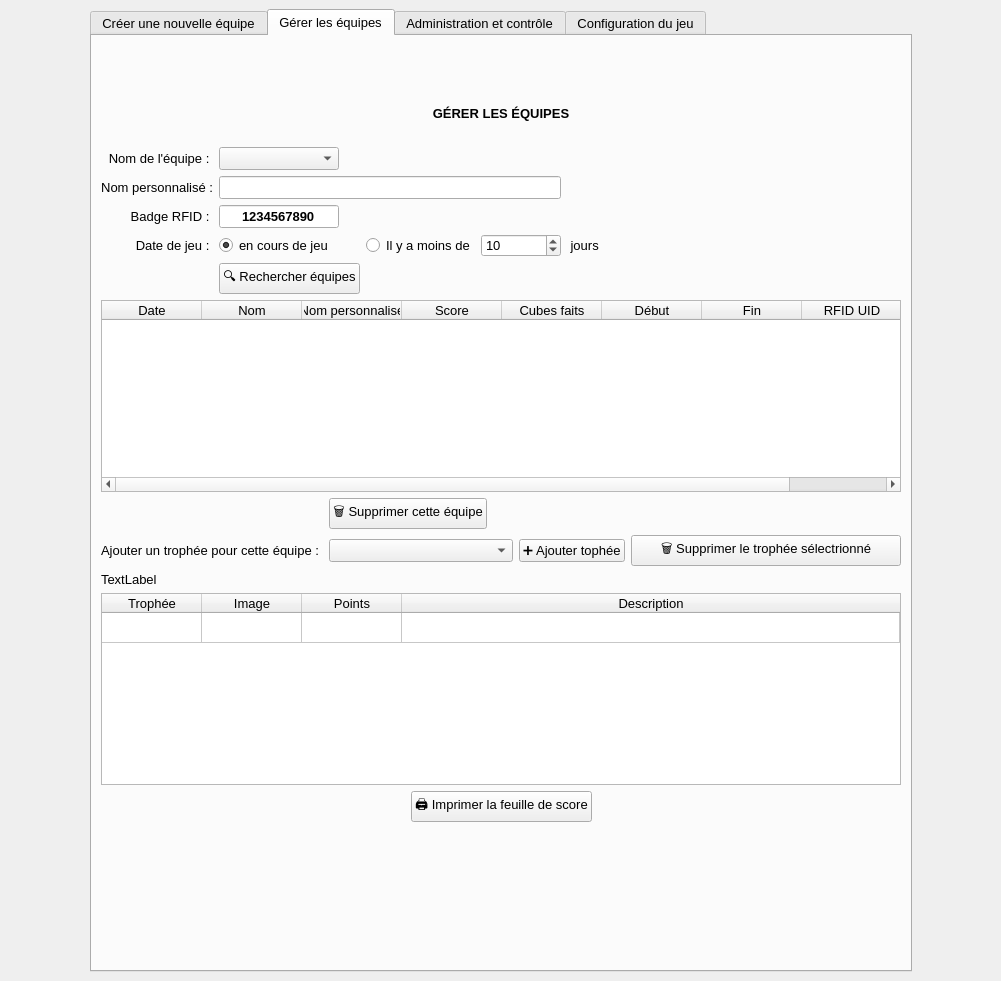
This is thecubeivazio/cubegui/cubegui.ui in jwav/thecube-ivazio as Qt 5 draws it before an edit. The edited form follows.
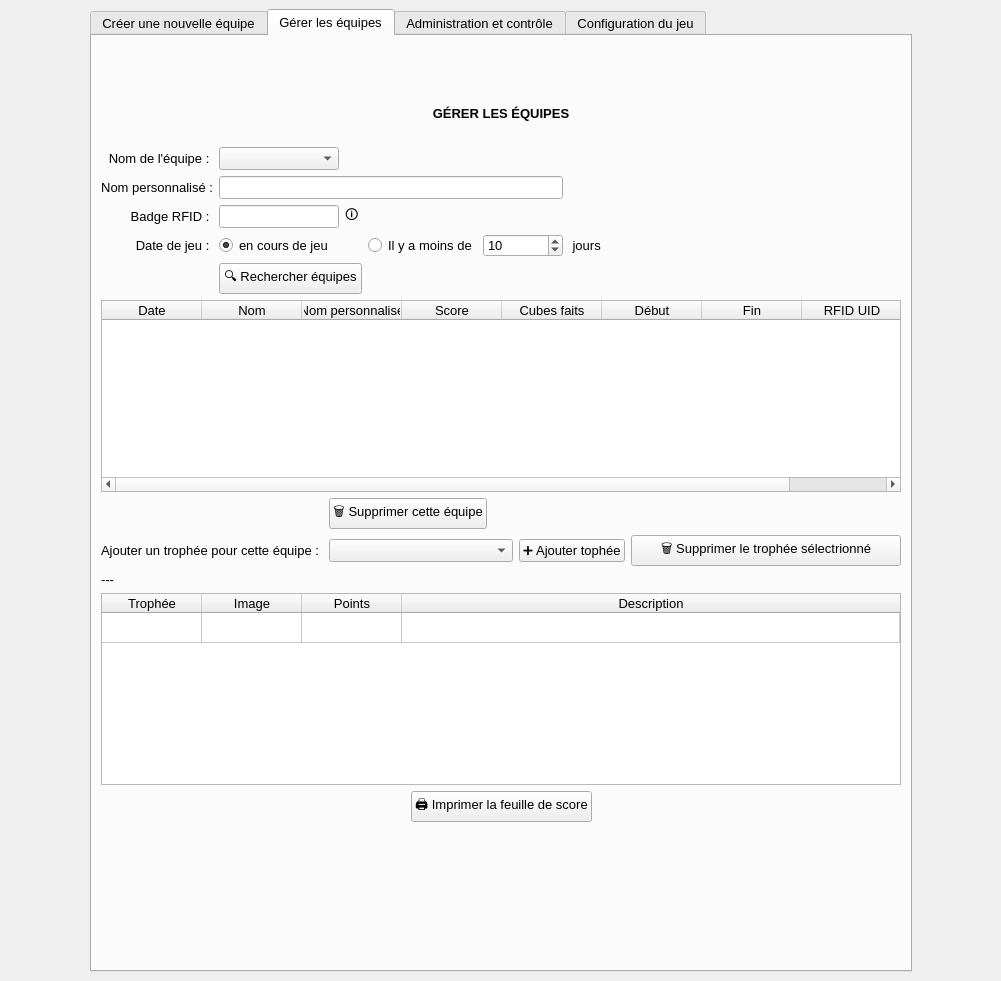
This is the edited form. The open tabs and pages were chosen to show the change. Icons and pictures are not drawn.

```diff
--- a/thecubeivazio/cubegui/cubegui.ui
+++ b/thecubeivazio/cubegui/cubegui.ui
@@ -670,7 +670,7 @@
              <string>Sélectionnez ce champ de texte et badgez un tag RFID pour le remplir, ou entrez le numéro à la main</string>
             </property>
             <property name="text">
-             <string>1234567890</string>
+             <string/>
             </property>
             <property name="alignment">
              <set>Qt::AlignCenter</set>
@@ -762,6 +762,19 @@
             </property>
            </widget>
           </item>
+          <item row="2" column="2">
+           <widget class="QLabel" name="label_4">
+            <property name="toolTip">
+             <string>Entrez un ID RFID partiel à la main ou sélectionnez le champ de texte et badgez pour remplir le champ de texte</string>
+            </property>
+            <property name="text">
+             <string>🛈 </string>
+            </property>
+            <property name="alignment">
+             <set>Qt::AlignCenter</set>
+            </property>
+           </widget>
+          </item>
          </layout>
         </item>
         <item>
@@ -913,7 +926,7 @@
           <item row="2" column="0" colspan="6">
            <widget class="QLabel" name="lblTeamsStatusInfo">
             <property name="text">
-             <string>TextLabel</string>
+             <string>---</string>
             </property>
            </widget>
           </item>
```
Left out of the diff: 4 changed lines with no effect on the pictures.
